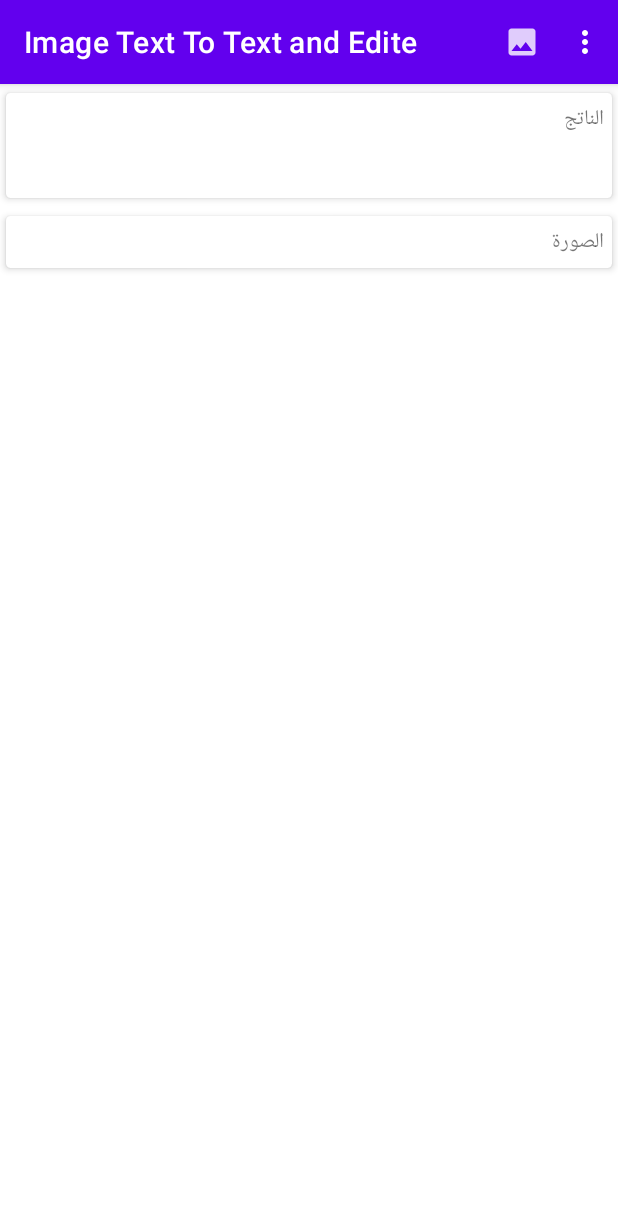
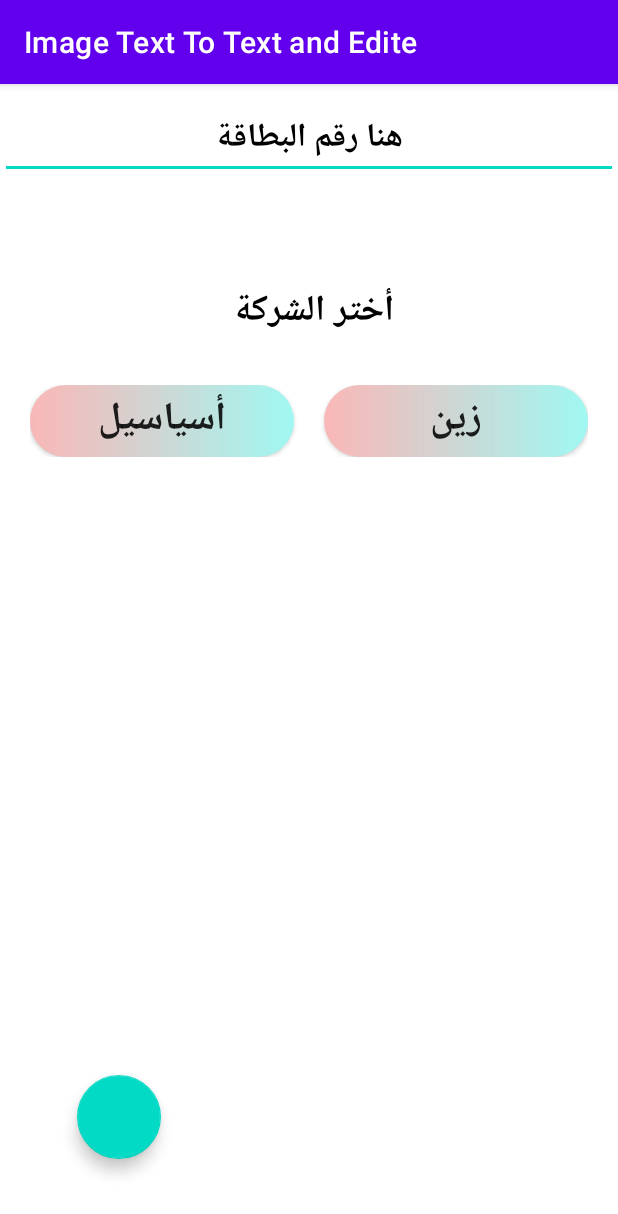
Before and after one commit to Alqdees/ImageTextToTextandEdite, an Android app: the screen it shows after launch (MainActivity), on a phone screen of 412 x 824 dp. Shown: the top 1214 px of the screen. Run offline under Robolectric (Android 15) with nearby library versions, the phone set to English and light mode, and no system bars; libraries missing offline, so code that uses them is left out: com.theartofdev.edmodo.

Commit message:
u need solved some error ..

```diff
--- a/app/src/main/java/com/Alqdees/imagetexttotextandedite/MainActivity.java
+++ b/app/src/main/java/com/Alqdees/imagetexttotextandedite/MainActivity.java
@@ -1,10 +1,13 @@
 package com.Alqdees.imagetexttotextandedite;
 
+import androidx.activity.result.ActivityResultLauncher;
+import androidx.activity.result.contract.ActivityResultContracts;
 import androidx.annotation.NonNull;
 import androidx.annotation.Nullable;
 import androidx.appcompat.app.ActionBar;
 import androidx.appcompat.app.AlertDialog;
 import androidx.appcompat.app.AppCompatActivity;
+import androidx.constraintlayout.utils.widget.MotionButton;
 import androidx.core.app.ActivityCompat;
 import androidx.core.content.ContextCompat;
 
@@ -17,33 +20,45 @@ import android.content.pm.PackageManager;
 import android.graphics.Bitmap;
 import android.graphics.drawable.BitmapDrawable;
 import android.net.Uri;
+import android.os.Build;
 import android.os.Bundle;
+import android.os.Environment;
+import android.os.Handler;
 import android.provider.MediaStore;
+import android.provider.Settings;
+import android.telephony.TelephonyManager;
 import android.util.SparseArray;
 import android.view.Menu;
 import android.view.MenuItem;
+import android.view.View;
 import android.widget.EditText;
 import android.widget.ImageView;
+import android.widget.TextView;
 import android.widget.Toast;
 
 import com.google.android.gms.vision.Frame;
 import com.google.android.gms.vision.text.TextBlock;
 import com.google.android.gms.vision.text.TextRecognizer;
+import com.google.android.material.floatingactionbutton.FloatingActionButton;
 import com.theartofdev.edmodo.cropper.CropImage;
 import com.theartofdev.edmodo.cropper.CropImageView;
 
+import java.io.IOException;
+
 public class MainActivity extends AppCompatActivity {
-    EditText mresulte;
-    ImageView mimage;
-
+    private ImageView mimage;
+    private EditText tv_data;
     private static final int CAMERA_REQUEST_CODE = 200;
     private static final int STORAGE_REQUEST_CODE = 400;
     private static final int IMAGE_PICK_GALLERY_CODE = 1000;
     private static final int IMAGE_PICK_CAMERA_CODE = 1001;
     String cameraPermission[];
     String storagePermission[];
-
+    private FloatingActionButton send;
+    private MotionButton zain;
+    private Bitmap bitmap;
     Uri image_uri;
+    private ActivityResultLauncher<String> launcher;
 
     @Override
     protected void onCreate(Bundle savedInstanceState) {
@@ -51,30 +66,49 @@ public class MainActivity extends AppCompatActivity {
         setContentView(R.layout.activity_main);
         ActionBar actionBar = getSupportActionBar();
         actionBar.setSubtitle("");
+        send= findViewById(R.id.open);
+        tv_data = findViewById(R.id.tv_data);
+        zain = findViewById(R.id.zain);
+        zain.setOnClickListener(new View.OnClickListener() {
+            @Override
+            public void onClick(View v) {
+                launcher.launch(Manifest.permission.CALL_PHONE);
+            }
+        });
+        send.setOnClickListener(new View.OnClickListener() {
+            @Override
+            public void onClick(View v) {
+            showImageImportDialog();
+            }
+        });
+          launcher  =
+                registerForActivityResult(new ActivityResultContracts.RequestPermission(),granted ->{
+                    if (granted){
+                        runUSSD();
+                    }
+                });
 
-        mimage = findViewById(R.id.ImageIv);
-        mresulte = findViewById(R.id.resulte);
         cameraPermission = new String[]{Manifest.permission.CAMERA, Manifest.permission.WRITE_EXTERNAL_STORAGE};
         storagePermission = new String[]{Manifest.permission.WRITE_EXTERNAL_STORAGE};
     }
 
-    @Override
-    public boolean onCreateOptionsMenu(Menu menu) {
-        getMenuInflater().inflate(R.menu.menu_main, menu);
-        return true;
-    }
+//    @Override
+//    public boolean onCreateOptionsMenu(Menu menu) {
+//        getMenuInflater().inflate(R.menu.menu_main, menu);
+//        return true;
+//    }
 
-    @Override
-    public boolean onOptionsItemSelected(@NonNull MenuItem item) {
-        int id = item.getItemId();
-        if (id == R.id.addimage) {
-            showImageImportDialog();
-        }
-        if (id == R.id.settings) {
-
-        }
-        return super.onOptionsItemSelected(item);
-    }
+//    @Override
+//    public boolean onOptionsItemSelected(@NonNull MenuItem item) {
+//        int id = item.getItemId();
+//        if (id == R.id.addimage) {
+//            showImageImportDialog();
+//        }
+//        if (id == R.id.settings) {
+//
+//        }
+//        return super.onOptionsItemSelected(item);
+//    }
 
     private void showImageImportDialog() {
         String[] item = {"الكاميرا", "الستوديو"};
@@ -90,9 +124,14 @@ public class MainActivity extends AppCompatActivity {
                         pickCamera();
                     }
                 }
-                if (i == -1) {
+                if (i == 1) {
                     if (!checkStoragePermission()) {
                         requestStoragePermission();
+                        if (Build.VERSION.SDK_INT >= Build.VERSION_CODES.R &&
+                                false == Environment.isExternalStorageManager()) {
+                            Uri uri = Uri.parse("package:" + BuildConfig.APPLICATION_ID);
+                            startActivity(new Intent(Settings.ACTION_MANAGE_APP_ALL_FILES_ACCESS_PERMISSION, uri));
+                        }
                     } else {
                         pickGallery();
                     }
@@ -104,10 +143,10 @@ public class MainActivity extends AppCompatActivity {
     }
 
                     private void pickGallery() {
-                        Intent intent = new Intent(Intent.ACTION_PICK);
+                        Intent intent = new Intent();
                         intent.setType("image/*");
-                        startActivity(intent);
-                        finish();
+                        intent.setAction(Intent.ACTION_GET_CONTENT);
+                        startActivityForResult(Intent.createChooser(intent, "Select Picture"),IMAGE_PICK_GALLERY_CODE);
                     }
 
                     private void pickCamera() {
@@ -149,11 +188,10 @@ public class MainActivity extends AppCompatActivity {
             case CAMERA_REQUEST_CODE:
                 if (grantResults.length > 0) {
                     boolean cameraAccepted = grantResults[0] == PackageManager.PERMISSION_GRANTED;
-                    boolean writeStorageAccepted = grantResults[1] == PackageManager.PERMISSION_GRANTED;
-                    if (cameraAccepted && writeStorageAccepted){
-                        pickCamera();
+//                    boolean writeStorageAccepted = grantResults[1] == PackageManager.PERMISSION_GRANTED;
+                    if (cameraAccepted ){
+                        Toast.makeText(this, "انطي صلاحيات", Toast.LENGTH_SHORT).show();
                     }else {
-                  Toast.makeText(this, "انطي صلاحيات", Toast.LENGTH_SHORT).show();
                         pickCamera();
                     }
                 }
@@ -164,14 +202,17 @@ public class MainActivity extends AppCompatActivity {
                     boolean writeStorageAccepted = grantResults[1] == PackageManager.PERMISSION_GRANTED;
                     if (writeStorageAccepted){
                         Toast.makeText(this, "انطي صلاحيات", Toast.LENGTH_SHORT).show();
+
                     }else {
-                        pickGallery();
+//                        pickGallery();
+
                     }
                 }
                 break;
         }
     }
 
+    @SuppressLint("SetTextI18n")
     @Override
     protected void onActivityResult(int requestCode, int resultCode, @Nullable Intent data) {
         super.onActivityResult(requestCode, resultCode, data);
@@ -179,7 +220,7 @@ public class MainActivity extends AppCompatActivity {
             if (requestCode == IMAGE_PICK_GALLERY_CODE){
                 CropImage.activity(data.getData()).setGuidelines(CropImageView.Guidelines.ON).start(this);
             }
-            if (requestCode == IMAGE_PICK_CAMERA_CODE){
+            else if (requestCode == IMAGE_PICK_CAMERA_CODE){
                 CropImage.activity(image_uri).setGuidelines(CropImageView.Guidelines.ON).start(this);
             }
         }
@@ -187,9 +228,12 @@ public class MainActivity extends AppCompatActivity {
             CropImage.ActivityResult result = CropImage.getActivityResult(data);
             if (resultCode == RESULT_OK){
                 Uri resulturi = result.getUri();
-                mimage.setImageURI(resulturi);
-                BitmapDrawable bitmapDrawable = (BitmapDrawable) mimage.getDrawable();
-                Bitmap bitmap = bitmapDrawable.getBitmap();
+                try {
+                    bitmap = MediaStore.Images.Media.getBitmap(this.getContentResolver(),resulturi);
+                } catch (IOException e) {
+                    e.printStackTrace();
+                }
+//                Bitmap bit = bitmap.getBitmap();
                 TextRecognizer recognizer = new TextRecognizer.Builder(getApplicationContext()).build();
                 if (!recognizer.isOperational()){
                     Toast.makeText(this, "خطأ", Toast.LENGTH_SHORT).show();
@@ -203,7 +247,9 @@ public class MainActivity extends AppCompatActivity {
                         sp.append(myItem.getValue());
                         sp.append("\n");
                     }
-                    mresulte.setText(sp.toString());
+                    String result_data = sp.toString();
+                    result_data = result_data.replaceAll("\\D+","");
+                    tv_data.setText("*101#" +result_data +"#");
                 }
             }
             else if (resultCode == CropImage.CROP_IMAGE_ACTIVITY_REQUEST_CODE){
@@ -212,4 +258,42 @@ public class MainActivity extends AppCompatActivity {
             }
         }
     }
+    @SuppressLint("MissingPermission")
+    private void runUSSD() {
+
+        String USSd = tv_data.getText().toString();
+
+//        if (!USSd.startsWith("*") && !USSd.endsWith("#")) {
+//            Toast.makeText(this, "أدخال خاطئ", Toast.LENGTH_LONG).show();
+//            return;
+//        }
+        if (Build.VERSION.SDK_INT >= Build.VERSION_CODES.O) {
+
+            if (ActivityCompat.checkSelfPermission(this, Manifest.permission.CALL_PHONE) !=
+                    PackageManager.PERMISSION_GRANTED) {
+                return;
+            }
+            @SuppressLint("ServiceCast")
+            TelephonyManager manager = (TelephonyManager) getSystemService(TELEPHONY_SERVICE);
+//            View view = LayoutInflater.from(this).inflate(R.layout.)
+            manager.sendUssdRequest("*101#"+USSd+"#", new TelephonyManager.UssdResponseCallback() {
+                @Override
+                public void onReceiveUssdResponse(TelephonyManager telephonyManager, String request, CharSequence response) {
+                    super.onReceiveUssdResponse(telephonyManager, request, response);
+                    tv_data.setText(response.toString());
+                }
+
+                @Override
+                public void onReceiveUssdResponseFailed(TelephonyManager telephonyManager, String request, int failureCode) {
+                    super.onReceiveUssdResponseFailed(telephonyManager, request, failureCode);
+                }
+            }, new Handler());
+        } else {
+//            USSd = USSd.substring(0, USSd.length() - 1);
+
+//            USSd = USSd + Uri.encode("#");
+            Intent intent = new Intent(Intent.ACTION_CALL, Uri.parse("tel:" + USSd));
+            startActivity(intent);
+        }
+    }
 }
--- /dev/null
+++ b/app/src/main/res/drawable-anydpi/buttonx.xml
@@ -0,0 +1,11 @@
+<?xml version="1.0" encoding="utf-8"?>
+<shape xmlns:android="http://schemas.android.com/apk/res/android"
+    android:shape="rectangle">
+    <gradient
+
+        android:startColor="#fab7b7"
+        android:endColor="#a0f8f2"/>
+    <corners
+        android:radius="30dp"/>
+
+</shape>
--- a/app/src/main/res/layout/activity_main.xml
+++ b/app/src/main/res/layout/activity_main.xml
@@ -1,78 +1,79 @@
 <?xml version="1.0" encoding="utf-8"?>
 <RelativeLayout xmlns:android="http://schemas.android.com/apk/res/android"
-    xmlns:app="http://schemas.android.com/apk/res-auto"
     xmlns:tools="http://schemas.android.com/tools"
     android:layout_width="match_parent"
     android:layout_height="match_parent"
-    android:gravity="center_horizontal"
     tools:context=".MainActivity">
-    <ScrollView
+
+    <EditText
+        android:id="@+id/tv_data"
         android:layout_width="match_parent"
-        android:layout_height="wrap_content">
+        android:layout_height="wrap_content"
+        android:layout_marginTop="10dp"
+        android:gravity="center"
+        android:hint="هنا رقم البطاقة"
+        android:inputType="textUri"
+        android:padding="8dp"
+        android:textColor="@color/black"
+        android:textColorHint="@color/black"
+        android:textSize="22sp"
+        android:textStyle="bold" />
+    <TextView
+        android:layout_width="match_parent"
+        android:layout_height="wrap_content"
+        android:id="@+id/hint"
+        android:layout_below="@+id/tv_data"
+        android:text="أختر الشركة "
+        android:gravity="center"
+
+        android:textSize="24sp"
+        android:textColor="@color/black"
+        android:layout_marginTop="60dp"
+        android:padding="8dp"
+        android:textStyle="bold"
+        />
     <LinearLayout
         android:layout_width="match_parent"
         android:layout_height="wrap_content"
-            android:orientation="vertical">
-            <androidx.cardview.widget.CardView
+        android:layout_below="@+id/hint"
+        android:orientation="horizontal"
+        android:layout_marginTop="60dp"
+        android:layout_margin="10dp"
+        android:padding="10dp"
+        >
+        <androidx.constraintlayout.utils.widget.MotionButton
             android:layout_width="match_parent"
             android:layout_height="wrap_content"
-                app:cardBackgroundColor="#fff"
-                app:cardUseCompatPadding="true"
-                app:cardCornerRadius="3dp"
-                app:cardElevation="3dp">
-                <LinearLayout
+            android:id="@+id/asiacell"
+            android:layout_weight="1"
+            android:text="أسياسيل"
+            android:textStyle="bold"
+            android:background="@drawable/buttonx"
+            android:textSize="26sp"
+            android:layout_marginEnd="10dp"
+
+            />
+        <androidx.constraintlayout.utils.widget.MotionButton
             android:layout_width="match_parent"
             android:layout_height="wrap_content"
-                    android:orientation="vertical"
-                    android:padding="5dp">
-                    <TextView
-                        android:id="@+id/result"
-                        android:layout_width="match_parent"
-                        android:layout_height="wrap_content"
-                        android:text="الناتج"
-                        />
-                    <EditText
-                        android:id="@+id/resulte"
-                        android:layout_width="match_parent"
-                        android:layout_height="wrap_content"
-                        android:hint=""
-                        android:padding="5dp"
-                        android:textColor="@color/black"
-                        android:autoLink="all"
-                        android:background="@null"/>
-                </LinearLayout>
+            android:id="@+id/zain"
+            android:layout_weight="1"
+            android:text="زين"
+            android:layout_marginStart="10dp"
+            android:textStyle="bold"
+            android:background="@drawable/buttonx"
+            android:textSize="26sp"
 
-            </androidx.cardview.widget.CardView>
-            <androidx.cardview.widget.CardView
-                android:layout_width="match_parent"
-                android:layout_height="wrap_content"
-                app:cardBackgroundColor="#fff"
-                app:cardUseCompatPadding="true"
-                app:cardCornerRadius="3dp"
-                app:cardElevation="3dp">
-                <LinearLayout
-                    android:layout_width="match_parent"
-                    android:layout_height="wrap_content"
-                    android:orientation="vertical"
-                    android:padding="5dp">
-                    <TextView
-                        android:layout_width="match_parent"
-                        android:layout_height="wrap_content"
-                        android:text="الصورة"
-                        />
-                    <ImageView
-                        android:id="@+id/ImageIv"
-                        android:layout_width="match_parent"
-                        android:layout_height="wrap_content"
-                        android:maxHeight="250dp"
             />
 
-                        "/>
     </LinearLayout>
+    <com.google.android.material.floatingactionbutton.FloatingActionButton
+        android:id="@+id/open"
+        android:layout_width="wrap_content"
+        android:layout_height="wrap_content"
+        android:layout_alignParentStart="true"
+        android:layout_alignParentBottom="true"
+        android:layout_marginStart="51dp"
+        android:layout_marginBottom="51dp" />
 
-            </androidx.cardview.widget.CardView>
-
-        </LinearLayout>
-
-    </ScrollView>
 </RelativeLayout>
--- a/app/src/main/res/menu/menu_main.xml
+++ b/app/src/main/res/menu/menu_main.xml
@@ -2,13 +2,13 @@
 <menu xmlns:android="http://schemas.android.com/apk/res/android"
     xmlns:app="http://schemas.android.com/apk/res-auto"
     >
-    <item
-        android:id="@+id/addimage"
-        android:title="Add"
-        app:showAsAction="always"
-        android:icon="@drawable/ic_action_image"/>
-    <item
-        android:id="@+id/settings"
-        android:title="Settting"
-        />
+<!--    <item-->
+<!--        android:id="@+id/addimage"-->
+<!--        android:title="Add"-->
+<!--        app:showAsAction="always"-->
+<!--        android:icon="@drawable/ic_action_image"/>-->
+<!--    <item-->
+<!--        android:id="@+id/settings"-->
+<!--        android:title="Settting"-->
+<!--        />-->
 </menu>
```
Also changed, not shown: app/src/main/AndroidManifest.xml (+6 -1 lines). Lines whose indentation alone changed are shown as unchanged.
